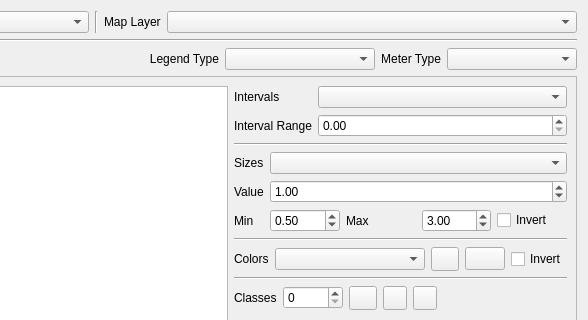
The window that ui/project/qgisred_legends_dialog.ui (qgisred/QGISRed) describes before a commit, drawn with Qt 5; both pictures show x 112 to 700 and y 0 to 320 of the 700 by 460 pixel window.
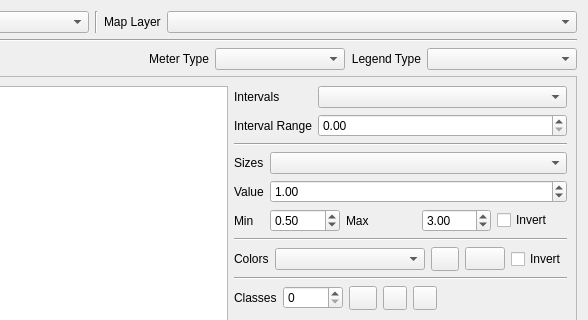
The same window after the commit. Custom widgets are drawn as their Qt base class.

Commit message: [Legends] Move the Legend Type combo to the end of the caption row

```diff
--- a/ui/project/qgisred_legends_dialog.ui
+++ b/ui/project/qgisred_legends_dialog.ui
@@ -102,29 +102,6 @@
        </property>
       </widget>
      </item>
-     <item>
-      <widget class="QLabel" name="labelLegendsType">
-       <property name="text">
-        <string>Legend Type</string>
-       </property>
-       <property name="alignment">
-        <set>Qt::AlignRight|Qt::AlignTrailing|Qt::AlignVCenter</set>
-       </property>
-       <property name="buddy">
-        <cstring>cbLegendsType</cstring>
-       </property>
-      </widget>
-     </item>
-     <item>
-      <widget class="QComboBox" name="cbLegendsType">
-       <property name="minimumSize">
-        <size>
-         <width>150</width>
-         <height>0</height>
-        </size>
-       </property>
-      </widget>
-     </item>
      <item>
       <widget class="QLabel" name="labelVariant">
        <property name="text">
@@ -148,6 +125,29 @@
        </property>
       </widget>
      </item>
+     <item>
+      <widget class="QLabel" name="labelLegendsType">
+       <property name="text">
+        <string>Legend Type</string>
+       </property>
+       <property name="alignment">
+        <set>Qt::AlignRight|Qt::AlignTrailing|Qt::AlignVCenter</set>
+       </property>
+       <property name="buddy">
+        <cstring>cbLegendsType</cstring>
+       </property>
+      </widget>
+     </item>
+     <item>
+      <widget class="QComboBox" name="cbLegendsType">
+       <property name="minimumSize">
+        <size>
+         <width>150</width>
+         <height>0</height>
+        </size>
+       </property>
+      </widget>
+     </item>
     </layout>
    </item>
    <item>
```
Left out of the diff: 2 changed lines with no effect on the pictures.
